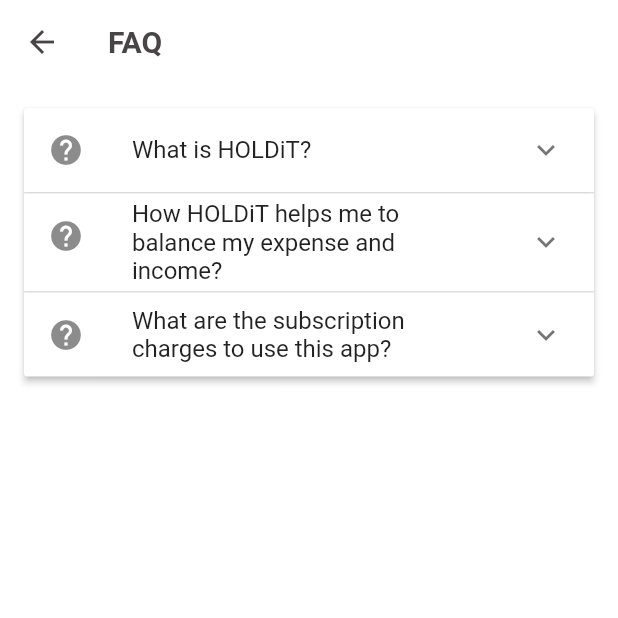
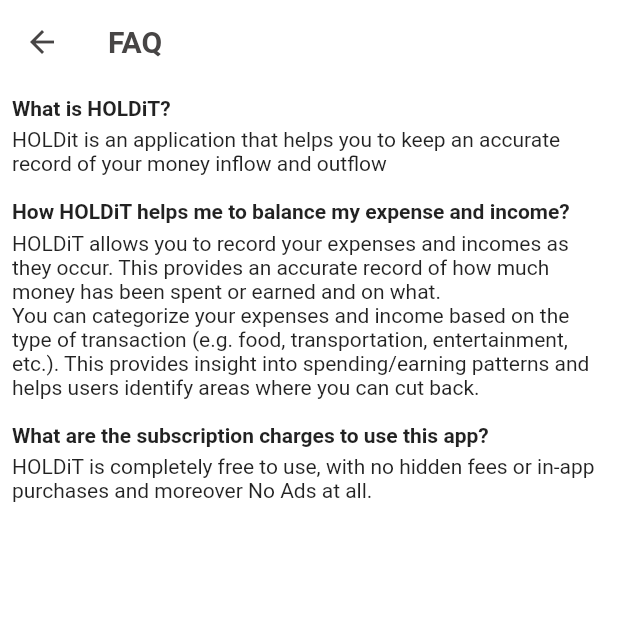
Before and after one commit to ArshadhAbbas/HOLDiT, a Flutter app: the FaQ screen opened directly, on a phone screen of 412 x 824 dp, the top half of it. Run offline on Flutter 3.47's test engine with Material 2 defaults, Android fonts, the phone set to English and light mode, and no system bars; our stand-ins replace flutter_colorpicker, flutter_slidable, hive_flutter, loading_animation_widget, shared_preferences, syncfusion_flutter_charts; missing offline and left inert: custom_date_range_picker, flutter_month_picker, flutter_share, timer_button_fork; accounts and stored records are empty.

Commit message:
version changed

```diff
--- a/lib/main.dart
+++ b/lib/main.dart
@@ -4,7 +4,6 @@ import 'package:holdit/providers/add_item_screen_provider.dart';
 import 'package:holdit/providers/add_new_category_provider.dart';
 import 'package:holdit/providers/bottom_nav_bar_provider.dart';
 import 'package:holdit/providers/category_selection_dropdown_provider.dart';
-import 'package:holdit/providers/faq_provider.dart';
 import 'package:holdit/providers/month_picker_provider.dart';
 import 'package:holdit/providers/radio_button_provider.dart';
 import 'package:holdit/providers/search_screen_provider.dart';
@@ -67,9 +66,6 @@ class Holdit extends StatelessWidget {
         ChangeNotifierProvider(
           create: (context) => RadioButtonsProvider(),
         ),
-        ChangeNotifierProvider(
-          create: (context) => FAQProvider(),
-        )
       ],
       child: MaterialApp(
           debugShowCheckedModeBanner: false,
--- a/lib/providers/faq_provider.dart
+++ /dev/null
@@ -1,9 +0,0 @@
-import 'package:flutter/material.dart';
-
-class FAQProvider extends ChangeNotifier {
-  List<bool> isOpenList = [false, false, false];
-  void toggleExpansionPanelList(int index, bool isOpen) {
-    isOpenList[index] = !isOpen;
-    notifyListeners();
-  }
-}
--- a/lib/settings/about.dart
+++ b/lib/settings/about.dart
@@ -19,7 +19,7 @@ class AboutScreen extends StatelessWidget {
         child: Column(
           mainAxisAlignment: MainAxisAlignment.center,
           children: [
-            const Text("HOLDiT v1.0.0"),
+            const Text("HOLDiT v1.0.1"),
             const SizedBox(
               height: 20,
             ),
--- a/lib/settings/faq.dart
+++ b/lib/settings/faq.dart
@@ -1,10 +1,8 @@
 import 'package:flutter/material.dart';
-import 'package:holdit/providers/faq_provider.dart';
-import 'package:provider/provider.dart';
+// import 'package:holdit/providers/faq_provider.dart';
+// import 'package:provider/provider.dart';
 
 class FaQ extends StatelessWidget {
-  const FaQ({Key? key}) : super(key: key);
-
   @override
   Widget build(BuildContext context) {
     return Scaffold(
@@ -20,66 +18,39 @@ class FaQ extends StatelessWidget {
         ),
       ),
       body: SingleChildScrollView(
-        child: Consumer<FAQProvider>(
-          builder: (context, faqProvider, child) => Container(
-            padding: const EdgeInsets.all(16),
-            child: ExpansionPanelList(
-              expansionCallback: (int index, bool isOpen) {
-                faqProvider.toggleExpansionPanelList(index, isOpen);
-              },
-              children: [
-                ExpansionPanel(
-                  headerBuilder: (BuildContext context, bool isOpen) {
-                    return const ListTile(
-                      leading: Icon(Icons.help),
-                      title: Text('What is HOLDiT?'),
-                    );
-                  },
-                  body: const Padding(
-                    padding: EdgeInsets.symmetric(horizontal: 16),
-                    child: Text(
-                      'HOLDit is an application that helps you to keep an accurate record of your money inflow and outflow',
-                    ),
-                  ),
-                  isExpanded: faqProvider.isOpenList[0],
-                ),
-                ExpansionPanel(
-                  headerBuilder: (BuildContext context, bool isOpen) {
-                    return const ListTile(
-                      leading: Icon(Icons.help),
-                      title: Text(
-                          'How HOLDiT helps me to balance my expense and income?'),
-                    );
-                  },
-                  body: const Padding(
-                    padding: EdgeInsets.symmetric(horizontal: 16),
-                    child: Text(
-                      'HOLDiT allows you to record your expenses and incomes as they occur. This provides an accurate record of how much money has been spent or earned and on what.\nYou can categorize your expenses and income based on the type of transaction (e.g. food, transportation, entertainment, etc.). This provides insight into spending/earning patterns and helps users identify areas where you can cut back.',
-                    ),
-                  ),
-                  isExpanded: faqProvider.isOpenList[1],
-                ),
-                ExpansionPanel(
-                  headerBuilder: (BuildContext context, bool isOpen) {
-                    return const ListTile(
-                      leading: Icon(Icons.help),
-                      title: Text(
-                          'What are the subscription charges to use this app?'),
-                    );
-                  },
-                  body: const Padding(
-                    padding: EdgeInsets.symmetric(horizontal: 16),
-                    child: Text(
-                      'HOLDiT is completely free to use, with no hidden fees or in-app purchases and moreover No Ads at all.',
-                    ),
-                  ),
-                  isExpanded: faqProvider.isOpenList[2],
-                ),
-              ],
-            ),
+        child: Column(children: [
+          faq(
+            title: 'What is HOLDiT?',
+            description:
+                'HOLDit is an application that helps you to keep an accurate record of your money inflow and outflow',
           ),
-        ),
+          faq(
+              title: 'How HOLDiT helps me to balance my expense and income?',
+              description:
+                  'HOLDiT allows you to record your expenses and incomes as they occur. This provides an accurate record of how much money has been spent or earned and on what.\nYou can categorize your expenses and income based on the type of transaction (e.g. food, transportation, entertainment, etc.). This provides insight into spending/earning patterns and helps users identify areas where you can cut back.'),
+          faq(
+            title: 'What are the subscription charges to use this app?',
+            description:
+                'HOLDiT is completely free to use, with no hidden fees or in-app purchases and moreover No Ads at all.',
+          )
+        ]),
       ),
     );
   }
 }
+
+Widget faq({required String title, required String description}) {
+  return Padding(
+    padding: const EdgeInsets.all(8.0),
+    child: Column(
+      crossAxisAlignment: CrossAxisAlignment.start,
+      children: [
+        Text(
+          title,
+          style: TextStyle(fontWeight: FontWeight.bold),
+        ),SizedBox(height: 5,),
+        Text(description)
+      ],
+    ),
+  );
+}
--- a/lib/settings/settings.dart
+++ b/lib/settings/settings.dart
@@ -22,7 +22,8 @@ class _SettingsScreenState extends State<SettingsScreen> {
         title: ' HOLDiT',
         text: 'HOLDiT : Balancing your money',
         linkUrl:
-            'https://play.google.com/store/apps/details?id=in.dart.holdit');
+            'https://play.google.com/store/apps/details?id=in.itsarshadh.holdit&pcampaignid=web_share'
+            '');
   }
 
   @override
@@ -44,7 +45,7 @@ class _SettingsScreenState extends State<SettingsScreen> {
               onTap: () {
                 Navigator.push(
                   context,
-                  MaterialPageRoute(builder: (context) => const FaQ()),
+                  MaterialPageRoute(builder: (context) =>  FaQ()),
                 );
               },
               leading: const Icon(Icons.quiz_outlined),
@@ -66,7 +67,7 @@ class _SettingsScreenState extends State<SettingsScreen> {
             ),
             ListTile(
               onTap: (() async {
-                const url = 'mailto:arshadhp98@gmail.com';
+                const url = 'mailto:itsarshadh@gmail.com';
                 Uri uri = Uri.parse(url);
                 await launchUrl(uri);
               }),
```
Also changed, not shown: 9 other files.
